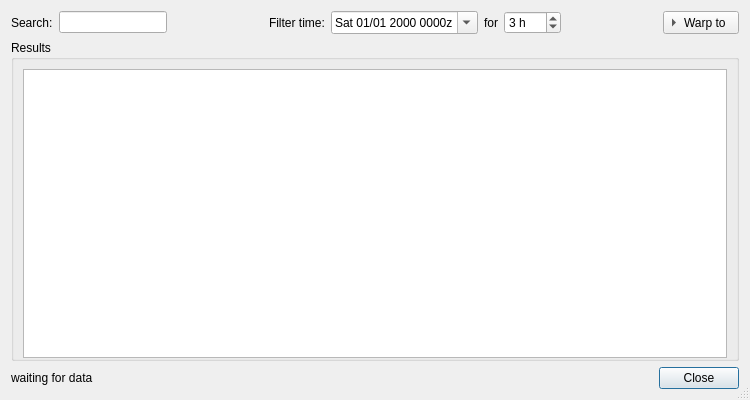
Qt form trunk/QuteScoop/src/BookedAtcDialog.ui (qutescoop/qutescoop) before a commit.
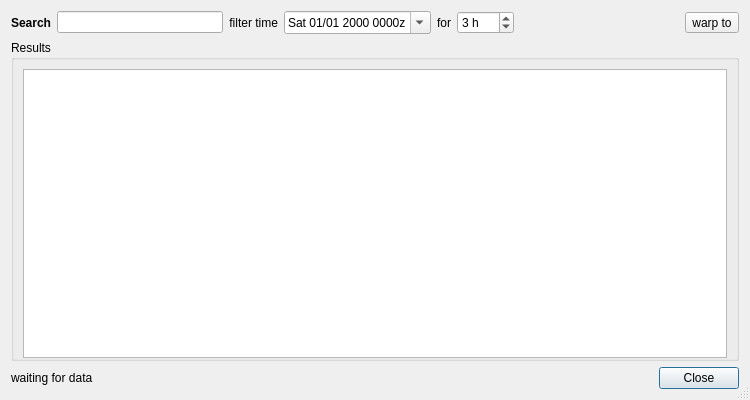
The same form after that commit. Icons and pictures are not drawn.

The edit to the form file:
```diff
--- a/trunk/QuteScoop/src/BookedAtcDialog.ui
+++ b/trunk/QuteScoop/src/BookedAtcDialog.ui
@@ -32,35 +32,31 @@
      </item>
      <item row="0" column="0">
       <widget class="QLabel" name="label">
+       <property name="font">
+        <font>
+         <weight>75</weight>
+         <bold>true</bold>
+        </font>
+       </property>
        <property name="text">
-        <string>Search:</string>
+        <string>Search</string>
        </property>
        <property name="buddy">
         <cstring>editFilter</cstring>
        </property>
       </widget>
      </item>
-     <item row="0" column="4">
+     <item row="0" column="3">
       <widget class="QLabel" name="label_2">
        <property name="text">
-        <string>Filter time:</string>
+        <string>filter time</string>
+       </property>
+       <property name="alignment">
+        <set>Qt::AlignRight|Qt::AlignTrailing|Qt::AlignVCenter</set>
        </property>
       </widget>
      </item>
-     <item row="0" column="2">
-      <spacer name="horizontalSpacer">
-       <property name="orientation">
-        <enum>Qt::Horizontal</enum>
-       </property>
-       <property name="sizeHint" stdset="0">
-        <size>
-         <width>40</width>
-         <height>20</height>
-        </size>
-       </property>
-      </spacer>
-     </item>
-     <item row="0" column="6">
+     <item row="0" column="5">
       <widget class="QLabel" name="label_3">
        <property name="text">
         <string>for</string>
@@ -70,7 +66,7 @@
        </property>
       </widget>
      </item>
-     <item row="0" column="7">
+     <item row="0" column="6">
       <widget class="QSpinBox" name="spinHours">
        <property name="toolTip">
         <string>Extend the filter by &lt;this value&gt;.</string>
@@ -92,7 +88,7 @@
        </property>
       </widget>
      </item>
-     <item row="0" column="8">
+     <item row="0" column="7">
       <spacer name="horizontalSpacer_2">
        <property name="orientation">
         <enum>Qt::Horizontal</enum>
@@ -105,23 +101,24 @@
        </property>
       </spacer>
      </item>
-     <item row="0" column="9">
+     <item row="0" column="8">
       <widget class="QToolButton" name="tbPredict">
        <property name="toolTip">
         <string>Use this filter time as a starting point for Time Warp. Time Warp shows all bookings on the mapglobe.</string>
        </property>
        <property name="text">
-        <string>Warp to</string>
+        <string>warp to</string>
+       </property>
+       <property name="icon">
+        <iconset resource="Resources.qrc">
+         <normaloff>:/icons/images/timewarp16.png</normaloff>:/icons/images/timewarp16.png</iconset>
        </property>
        <property name="toolButtonStyle">
         <enum>Qt::ToolButtonTextBesideIcon</enum>
        </property>
-       <property name="arrowType">
-        <enum>Qt::RightArrow</enum>
-       </property>
       </widget>
      </item>
-     <item row="0" column="5">
+     <item row="0" column="4">
       <widget class="QDateTimeEdit" name="dateTimeFilter">
        <property name="wrapping">
         <bool>true</bool>
```
